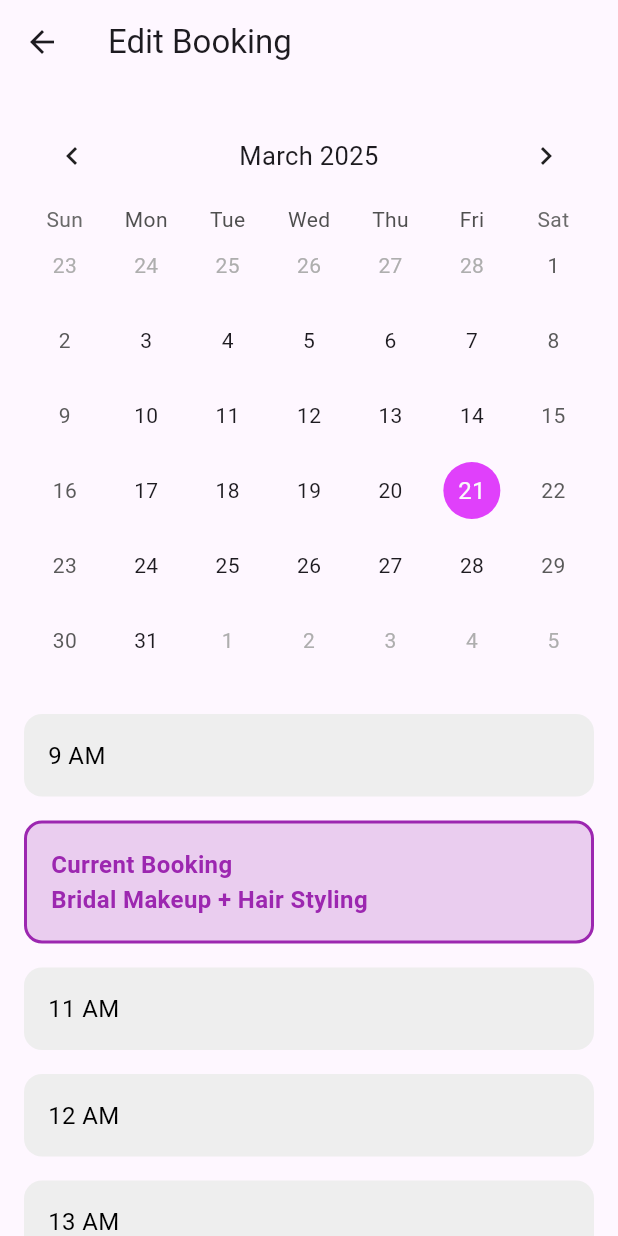
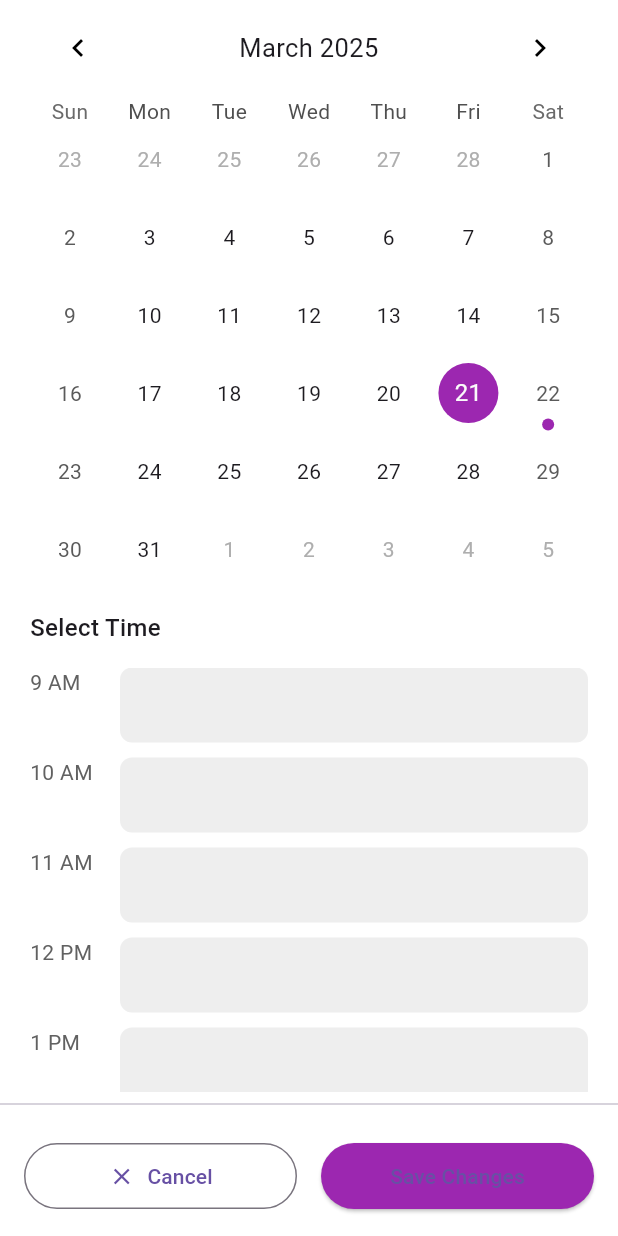
Before and after one commit to Chinmayverma1602/1glam, a Flutter app: the EditBookingScreen screen opened directly, on a phone screen of 412 x 824 dp. Run offline on Flutter 3.47's test engine with Material 3 defaults, Android fonts, the phone set to English and light mode, and no system bars; drawn by our look-alikes of table_calendar; our stand-ins replace cloud_firestore, dropdown_textfield, firebase_auth, firebase_core, flutter_svg, font_awesome_flutter and 7 more; missing offline and left inert: flutter_facebook_auth, switcher_button; accounts and stored records are empty; project files that could hold a hidden picture were left out.

Commit message:
updated model and restructured calender and editbooking screen

```diff
--- a/lib/main.dart
+++ b/lib/main.dart
@@ -57,7 +57,6 @@ class MyApp extends StatelessWidget {
         GetPage(name: '/verify', page: () => const VerifyEmailPage()),
         GetPage(name: '/travelInfo', page: () => const TravellingInfoPage()),
         GetPage(name: '/calender', page: () => const CalenderPage()),
-        GetPage(name: '/EditBookingScreen', page: () => const EditBookingScreen()),
       ],
     );
   }
--- a/lib/model/booking_model.dart
+++ b/lib/model/booking_model.dart
@@ -1,66 +1,49 @@
 class Booking {
+  final String id;
   final String customerName;
-  final String email;
   final String phoneNo;
-  final String date;
-  final String time;
-  final String user;
-  final List<Service> services;
+  final DateTime date;
+  final String serviceName;
+  final int price;
+  final Duration duration;
+  final DateTime startTime;
 
   Booking({
+    required this.id,
     required this.customerName,
-    required this.email,
     required this.phoneNo,
     required this.date,
-    required this.time,
-    required this.user,
-    required this.services,
+    required this.serviceName,
+    required this.price,
+    required this.duration,
+    required this.startTime,
   });
 
   factory Booking.fromJson(Map<String, dynamic> json) {
     return Booking(
+      id: json['id'],
       customerName: json['customer_name'],
-      email: json['email'],
       phoneNo: json['phone_no'],
-      date: json['date'],
-      time: json['time'],
-      user: json['user'],
-      services: (json['services'] as List)
-          .map((service) => Service.fromJson(service))
-          .toList(),
+      date: DateTime.parse(json['date']),
+      serviceName: json['service_name'],
+      price: json['price'],
+      duration: Duration(minutes: json['duration']),
+      startTime: DateTime.parse(json['start_time']),
     );
   }
 
   Map<String, dynamic> toJson() {
     return {
-      "customer_name": customerName,
-      "email": email,
-      "phone_no": phoneNo,
-      "date": date,
-      "time": time,
-      "user": user,
-      "services": services.map((service) => service.toJson()).toList(),
+      'id': id,
+      'customer_name': customerName,
+      'phone_no': phoneNo,
+      'date': date.toIso8601String(),
+      'service_name': serviceName,
+      'price': price,
+      'duration': duration.inMinutes,
+      'start_time': startTime.toIso8601String(),
     };
   }
+
+  DateTime get endTime => startTime.add(duration);
 }
-
-class Service {
-  final String serviceName;
-  final int price;
-
-  Service({required this.serviceName, required this.price});
-
-  factory Service.fromJson(Map<String, dynamic> json) {
-    return Service(
-      serviceName: json['service_name'],
-      price: json['price'],
-    );
-  }
-
-  Map<String, dynamic> toJson() {
-    return {
-      "service_name": serviceName,
-      "price": price,
-    };
-  }
-}
--- a/lib/screens/CalenderScreen.dart
+++ b/lib/screens/CalenderScreen.dart
@@ -1,6 +1,7 @@
 import 'package:flutter/material.dart';
 import 'package:get/get.dart';
 import 'package:glam1/model/booking_model.dart';
+import 'package:glam1/screens/EditBookingScreen.dart';
 import 'package:glam1/services/BookingController.dart';
 import 'package:glam1/widgets/BottomNavBar.dart';
 import 'package:table_calendar/table_calendar.dart';
@@ -29,8 +30,11 @@ class _CalendarPageState extends State<CalenderPage> {
 
   // Get bookings for a selected day
   List<Booking> _getBookingsForDay(DateTime day) {
+    print(bookingController.bookings
+        .where((booking) => isSameDay(booking.date, day))
+        .toList().length);
     return bookingController.bookings
-        .where((booking) => isSameDay(DateTime.parse(booking.date), day))
+        .where((booking) => isSameDay(booking.date, day))
         .toList();
   }
 
@@ -365,7 +369,10 @@ class _CalendarPageState extends State<CalenderPage> {
   Widget _buildBookingItem(Booking booking) {
     return GestureDetector(
       onTap: () {
-        Navigator.pushReplacementNamed(context, '/EditBookingScreen');
+        Navigator.push(
+          context,
+          MaterialPageRoute(builder: (context) => EditBookingScreen())
+        );
       },
       child: Container(
         margin: EdgeInsets.only(bottom: 16),
@@ -389,7 +396,7 @@ class _CalendarPageState extends State<CalenderPage> {
               mainAxisAlignment: MainAxisAlignment.spaceBetween,
               children: [
                 Text(
-                  '${booking.services[0].serviceName}',
+                  booking.customerName,
                   style: TextStyle(
                     fontWeight: FontWeight.bold,
                     fontSize: 16,
@@ -400,7 +407,7 @@ class _CalendarPageState extends State<CalenderPage> {
             ),
             SizedBox(height: 4),
             Text(
-              '${booking.services[0].price}',
+              booking.serviceName,
               style: TextStyle(
                 color: Colors.grey[700],
               ),
@@ -415,7 +422,7 @@ class _CalendarPageState extends State<CalenderPage> {
                 ),
                 SizedBox(width: 4),
                 Text(
-                  booking.time,
+                  booking.startTime.toString(),
                   style: TextStyle(
                     color: Colors.grey[700],
                   ),
--- a/lib/screens/EditBookingScreen.dart
+++ b/lib/screens/EditBookingScreen.dart
@@ -1,163 +1,303 @@
 import 'package:flutter/material.dart';
+import 'package:glam1/services/BookingController.dart';
+import 'package:table_calendar/table_calendar.dart';
 import 'package:get/get.dart';
-import 'package:table_calendar/table_calendar.dart';
+import 'package:intl/intl.dart';
+import 'package:glam1/model/booking_model.dart';
 
 class EditBookingScreen extends StatefulWidget {
-  const EditBookingScreen({super.key});
+  final Booking? booking;
+
+  const EditBookingScreen({Key? key, this.booking}) : super(key: key);
 
   @override
-  State<EditBookingScreen> createState() => _EditBookingScreenState();
+  _EditBookingScreenState createState() => _EditBookingScreenState();
 }
 
 class _EditBookingScreenState extends State<EditBookingScreen> {
-  DateTime _focusedDay = DateTime.now();
-  DateTime _selectedDay = DateTime.now();
-  CalendarFormat _calendarFormat = CalendarFormat.month;
+  final BookingController _bookingController = Get.find<BookingController>();
+  late DateTime _selectedDay;
+  late DateTime _focusedDay;
+  late CalendarFormat _calendarFormat;
+  late String _selectedClientName;
+  late String _selectedServiceName;
+
+  // Time slots for the timeline (24-hour format)
+  final List<int> _timeSlots = List.generate(13, (index) => index + 9); // 9 AM to 9 PM
 
   @override
-  Widget build(BuildContext context) {
-    return Scaffold(
-      appBar: AppBar(
-        title: const Text('Edit Booking'),
-        leading: IconButton(
-          icon: const Icon(Icons.arrow_back),
-          onPressed: () => Get.back(),
+  void initState() {
+    super.initState();
+
+    if (widget.booking != null) {
+      _selectedDay = widget.booking!.date;
+      _selectedClientName = widget.booking!.customerName;
+      _selectedServiceName = widget.booking!.serviceName;
+    } else {
+      _selectedDay = DateTime.now();
+      _selectedClientName = '';
+      _selectedServiceName = '';
+    }
+
+    _focusedDay = _selectedDay;
+    _calendarFormat = CalendarFormat.month;
+  }
+
+  String _formatTimeSlot(int hour) {
+    if (hour < 12) {
+      return '$hour AM';
+    } else if (hour == 12) {
+      return '12 PM';
+    } else {
+      return '${hour - 12} PM';
+    }
+  }
+
+  Widget _buildBookingItem(Booking booking) {
+    // Format time for display
+    final timeFormat = DateFormat('h:mm a');
+    final startTimeString = timeFormat.format(booking.startTime);
+    final endTimeString = timeFormat.format(booking.endTime);
+
+    return Container(
+      margin: const EdgeInsets.symmetric(vertical: 2),
+      padding: const EdgeInsets.all(8),
+      width: double.infinity,
+      decoration: BoxDecoration(
+        color: Colors.purple.shade100,
+        borderRadius: BorderRadius.circular(8),
+        border: Border.all(color: Colors.purple.shade300),
+      ),
+      child: Column(
+        crossAxisAlignment: CrossAxisAlignment.start,
+        children: [
+          Text(
+            'Current Booking',
+            style: TextStyle(
+              color: Colors.purple,
+              fontWeight: FontWeight.bold,
             ),
           ),
-      body: Column(
-        children: [
-          _buildCalendar(),
-          Expanded(child: _buildTimeSlots()),
-          //_buildBottomSheet(),
+          Text(
+            '${booking.serviceName}',
+            style: TextStyle(
+              fontSize: 13,
+            ),
+          ),
         ],
       ),
     );
   }
 
-  Widget _buildCalendar() {
-    return Padding(
-      padding: const EdgeInsets.all(16.0),
+  List<Booking> _getBookingsForSelectedDay() {
+    return _bookingController.bookings.where((booking) {
+      return booking.date.year == _selectedDay.year &&
+             booking.date.month == _selectedDay.month &&
+             booking.date.day == _selectedDay.day;
+    }).toList();
+  }
+
+  Map<int, List<Booking>> _getBookingsByHour() {
+    final bookingsForDay = _getBookingsForSelectedDay();
+    final bookingsByHour = <int, List<Booking>>{};
+
+    for (var booking in bookingsForDay) {
+      final startHour = booking.startTime.hour;
+      if (!bookingsByHour.containsKey(startHour)) {
+        bookingsByHour[startHour] = [];
+      }
+      bookingsByHour[startHour]!.add(booking);
+    }
+
+    return bookingsByHour;
+  }
+
+  @override
+  Widget build(BuildContext context) {
+    final bookingsByHour = _getBookingsByHour();
+
+    return Scaffold(
+      backgroundColor: Colors.white,
+      body: SafeArea(
+        child: Column(
+          crossAxisAlignment: CrossAxisAlignment.start,
+          children: [
+            Padding(
+              padding: const EdgeInsets.symmetric(horizontal: 20),
               child: TableCalendar(
-        rowHeight: 50,
-        firstDay: DateTime.utc(2025, 1, 1),
+                firstDay: DateTime.utc(2024, 1, 1),
                 lastDay: DateTime.utc(2025, 12, 31),
                 focusedDay: _focusedDay,
                 calendarFormat: _calendarFormat,
-        selectedDayPredicate: (day) => isSameDay(_selectedDay, day),
+                selectedDayPredicate: (day) {
+                  return isSameDay(_selectedDay, day);
+                },
                 onDaySelected: (selectedDay, focusedDay) {
                   setState(() {
                     _selectedDay = selectedDay;
                     _focusedDay = focusedDay;
                   });
                 },
-        headerStyle: const HeaderStyle(
-          formatButtonVisible: false,
-          titleCentered: true,
+                onFormatChanged: (format) {
+                  setState(() {
+                    _calendarFormat = format;
+                  });
+                },
+                calendarStyle: CalendarStyle(
+                  todayDecoration: BoxDecoration(
+                    color: Colors.purple.withOpacity(0.3),
+                    shape: BoxShape.circle,
                   ),
-        calendarStyle: const CalendarStyle(
-          todayDecoration: BoxDecoration(
+                  selectedDecoration: BoxDecoration(
                     color: Colors.purple,
                     shape: BoxShape.circle,
                   ),
-          selectedDecoration: BoxDecoration(
-            color: Colors.purpleAccent,
+                  markerDecoration: BoxDecoration(
+                    color: Colors.purple,
                     shape: BoxShape.circle,
                   ),
+                ),
+                calendarBuilders: CalendarBuilders(
+                  markerBuilder: (context, date, events) {
+                    // Check if there are bookings for this date
+                    final hasBookings = _bookingController.bookings.any((booking) {
+                      return booking.date.year == date.year &&
+                            booking.date.month == date.month &&
+                            booking.date.day == date.day;
+                    });
+
+                    if (hasBookings) {
+                      return Positioned(
+                        bottom: 1,
+                        child: Container(
+                          width: 8,
+                          height: 8,
+                          decoration: BoxDecoration(
+                            shape: BoxShape.circle,
+                            color: Colors.purple,
                           ),
                         ),
                       );
                     }
-
-  Widget _buildTimeSlots() {
-    return ListView.builder(
-      padding: const EdgeInsets.symmetric(horizontal: 16.0),
-      itemCount: 5,
-      itemBuilder: (context, index) {
-        return Padding(
-          padding: const EdgeInsets.symmetric(vertical: 8.0),
-          child: Container(
-            padding: const EdgeInsets.all(16.0),
-            decoration: BoxDecoration(
-              color: index == 1 ? Colors.purple.withOpacity(0.2) : Colors.grey[200],
-              borderRadius: BorderRadius.circular(12.0),
-              border: index == 1 ? Border.all(color: Colors.purple, width: 2) : null,
+                    return null;
+                  },
                 ),
-            child: Text(
-              index == 1 ? 'Current Booking\nBridal Makeup + Hair Styling' : '${9 + index} AM',
-              style: TextStyle(
-                fontSize: 16,
-                fontWeight: index == 1 ? FontWeight.bold : FontWeight.normal,
-                color: index == 1 ? Colors.purple : Colors.black,
+                headerStyle: HeaderStyle(
+                  titleCentered: true,
+                  formatButtonVisible: false,
+                  leftChevronIcon: Icon(Icons.chevron_left, color: Colors.black),
+                  rightChevronIcon: Icon(Icons.chevron_right, color: Colors.black),
                 ),
               ),
             ),
-        );
-      },
-    );
-  }
-
-  Widget _buildBottomSheet() {
-    return Container(
-      padding: const EdgeInsets.all(16.0),
-      decoration: const BoxDecoration(
-        color: Colors.white,
-        borderRadius: BorderRadius.only(
-          topLeft: Radius.circular(20),
-          topRight: Radius.circular(20),
+            Padding(
+              padding: const EdgeInsets.symmetric(horizontal: 20, vertical: 15),
+              child: Text(
+                'Select Time',
+                style: TextStyle(
+                  fontSize: 16,
+                  fontWeight: FontWeight.w500,
                 ),
               ),
-      child: Column(
-        mainAxisSize: MainAxisSize.min,
+            ),
+            Expanded(
+              child: Padding(
+                padding: const EdgeInsets.symmetric(horizontal: 20),
+                child: ListView.builder(
+                  itemCount: _timeSlots.length,
+                  itemBuilder: (context, index) {
+                    final hour = _timeSlots[index];
+                    final timeText = _formatTimeSlot(hour);
+                    final hasBookingsForHour = bookingsByHour.containsKey(hour);
+
+                    return Column(
                       children: [
-          _buildBottomSheetItem(Icons.person, 'Client', 'Sarah Johnson'),
-          _buildBottomSheetItem(Icons.cut, 'Services', 'Bridal Makeup + Hair'),
-          const SizedBox(height: 16),
                         Row(
-            mainAxisAlignment: MainAxisAlignment.spaceBetween,
+                          crossAxisAlignment: CrossAxisAlignment.start,
                           children: [
-              TextButton(
-                onPressed: () => Get.back(),
-                child: const Text('Cancel', style: TextStyle(color: Colors.grey, fontSize: 16)),
+                            SizedBox(
+                              width: 60,
+                              child: Text(
+                                timeText,
+                                style: TextStyle(color: Colors.grey[700]),
                               ),
-              ElevatedButton(
-                onPressed: () {},
-                style: ElevatedButton.styleFrom(
-                  backgroundColor: Colors.purple,
-                  padding: const EdgeInsets.symmetric(horizontal: 24, vertical: 12),
                             ),
-                child: const Text('Save Changes', style: TextStyle(fontSize: 16, color: Colors.white)),
+                            Expanded(
+                              child: hasBookingsForHour
+                                  ? Column(
+                                      children: bookingsByHour[hour]!
+                                          .map((booking) => _buildBookingItem(booking))
+                                          .toList(),
+                                    )
+                                  : Container(
+                                      height: 50,
+                                      decoration: BoxDecoration(
+                                        color: Colors.grey[200],
+                                        borderRadius: BorderRadius.circular(8),
+                                      ),
+                                    ),
                             ),
                           ],
                         ),
+                        SizedBox(height: 10),
+                      ],
+                    );
+                  },
+                ),
+              ),
+            ),
+            Divider(),
+            // ListTile(
+            //   leading: Icon(Icons.person, color: Colors.purple),
+            //   title: Text('Client'),
+            //   subtitle: Text(widget.booking?.customerName ?? 'Sarah Johnson'),
+            //   trailing: Icon(Icons.chevron_right),
+            //   onTap: () {
+            //     // Navigate to client selection
+            //   },
+            // ),
+            // ListTile(
+            //   leading: Icon(Icons.spa, color: Colors.purple),
+            //   title: Text('Services'),
+            //   subtitle: Text(widget.booking?.serviceName ?? 'Bridal Makeup + Hair'),
+            //   trailing: Icon(Icons.chevron_right),
+            //   onTap: () {
+            //     // Navigate to services selection
+            //   },
+            //),
+            Padding(
+              padding: const EdgeInsets.all(16.0),
+              child: Row(
+                children: [
+                  Expanded(
+                    child: OutlinedButton.icon(
+                      icon: Icon(Icons.close),
+                      label: Text('Cancel'),
+                      onPressed: () => Navigator.of(context).pop(),
+                      style: OutlinedButton.styleFrom(
+                        padding: EdgeInsets.symmetric(vertical: 12),
+                      ),
+                    ),
+                  ),
+                  SizedBox(width: 16),
+                  Expanded(
+                    child: ElevatedButton(
+                      child: Text('Save Changes'),
+                      onPressed: () {
+                        // Save the updated booking
+                        Navigator.of(context).pop();
+                      },
+                      style: ElevatedButton.styleFrom(
+                        backgroundColor: Colors.purple,
+                        padding: EdgeInsets.symmetric(vertical: 12),
+                      ),
+                    ),
+                  ),
                 ],
               ),
-    );
-  }
-
-  Widget _buildBottomSheetItem(IconData icon, String title, String subtitle) {
-    return Padding(
-      padding: const EdgeInsets.symmetric(vertical: 8.0),
-      child: Row(
-        children: [
-          Container(
-            padding: const EdgeInsets.all(8.0),
-            decoration: BoxDecoration(
-              color: Colors.purple.withOpacity(0.2),
-              shape: BoxShape.circle,
             ),
-            child: Icon(icon, color: Colors.purple),
-          ),
-          const SizedBox(width: 12),
-          Column(
-            crossAxisAlignment: CrossAxisAlignment.start,
-            children: [
-              Text(title, style: const TextStyle(fontSize: 14, color: Colors.grey)),
-              Text(subtitle, style: const TextStyle(fontSize: 16, fontWeight: FontWeight.bold)),
           ],
         ),
-          const Spacer(),
-          const Icon(Icons.arrow_forward_ios, size: 16, color: Colors.grey),
-        ],
       ),
     );
   }
--- a/lib/services/BookingController.dart
+++ b/lib/services/BookingController.dart
@@ -8,18 +8,26 @@ class BookingController extends GetxController {
   var bookings = <Booking>[].obs;
 
   List<dynamic> jsonData = [
-      {
-        "customer_name": "John Doe",
-        "email": "john.doe@example.com",
-        "phone_no": "+1234567890",
-        "date": "2025-03-22",
-        "time": "10:00 AM",
-        "user": "user_123",
-        "services": [
-          {"service_name": "Haircut", "price": 2500},
-          {"service_name": "Beard Trim", "price": 15}
-        ]
-      },
+  {
+    "id": "booking_123",
+    "customer_name": "John Doe",
+    "phone_no": "9876543210",
+    "date": "2025-03-22T10:00:00Z",
+    "service_name": "Haircut",
+    "price": 500,
+    "duration": 30,
+    "start_time": "2025-03-21T10:00:00Z"
+  },
+  {
+    "id": "booking_124",
+    "customer_name": "Jane Doe",
+    "phone_no": "9876543211",
+    "date": "2025-03-22T14:00:00Z",
+    "service_name": "Facial",
+    "price": 800,
+    "duration": 120,
+    "start_time": "2025-03-22T14:00:00Z"
+  }
   ];
 
   @override
```
Lines whose indentation alone changed are shown as unchanged.
